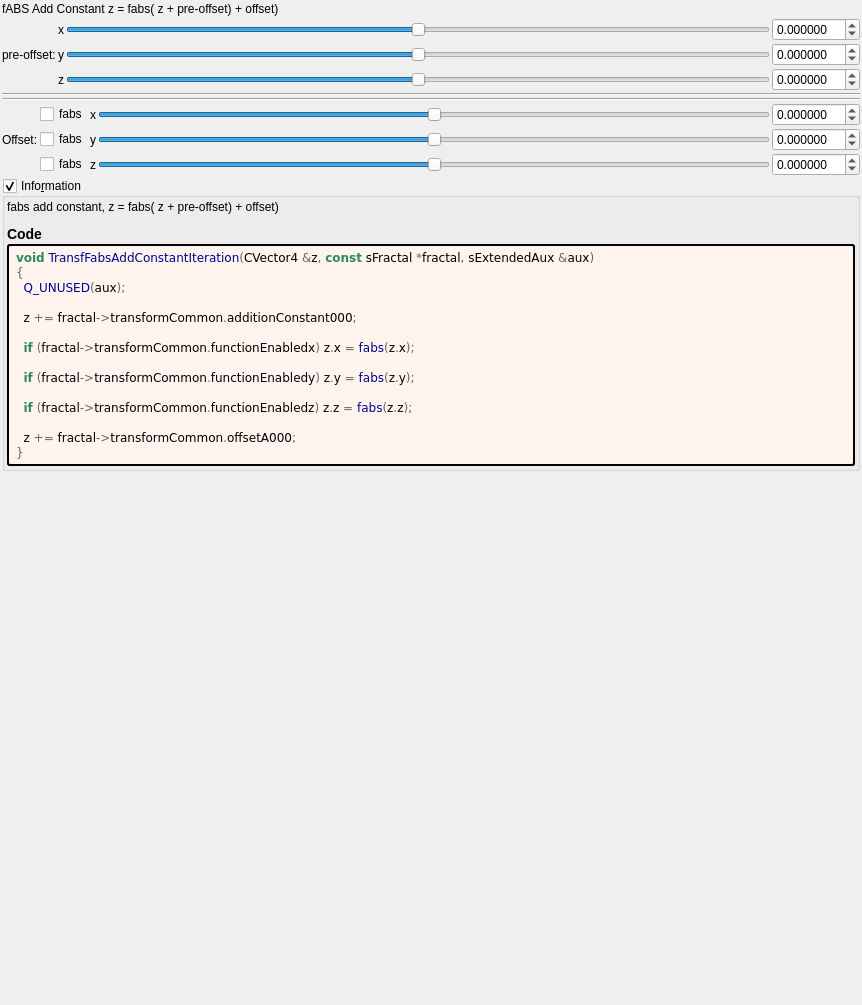
The window that mandelbulber2/formula/ui/fractal_transf_fabs_add_constant.ui (buddhi1980/mandelbulber2) describes before a commit, drawn with Qt 5.
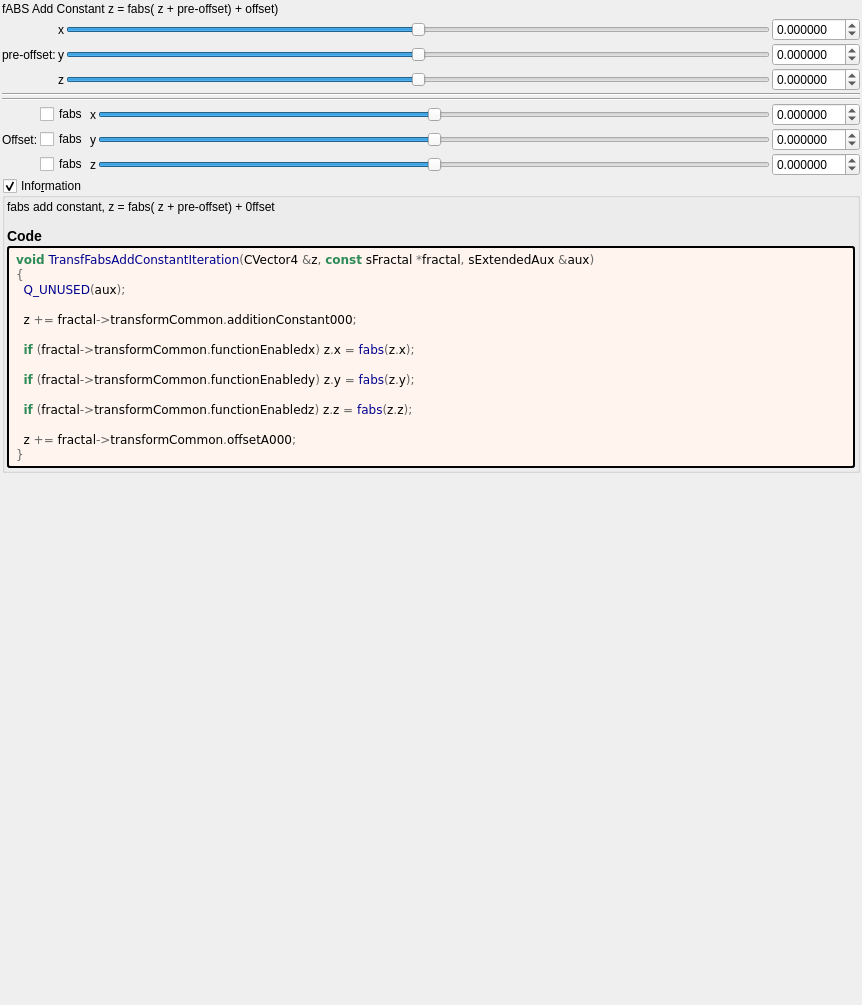
The same window after the commit. Custom widgets are drawn as their Qt base class.

```diff
--- a/mandelbulber2/formula/ui/fractal_transf_fabs_add_constant.ui
+++ b/mandelbulber2/formula/ui/fractal_transf_fabs_add_constant.ui
@@ -495,7 +495,9 @@
       <item>
        <widget class="QLabel" name="label_information_general">
         <property name="text">
-         <string notr="true">&lt;html&gt;&lt;head/&gt;&lt;body&gt;&lt;p&gt;fabs add constant, z = fabs( z + pre-offset) + offset)&lt;/p&gt;&lt;p&gt;&lt;span style=&quot; font-size:large; font-weight:600;&quot;&gt;Code&lt;/span&gt;&lt;/p&gt;&lt;/body&gt;&lt;/html&gt;</string>
+         <string notr="true">&lt;p&gt;fabs add  constant,  z = fabs( z + pre-offset) + 0ffset&lt;/p&gt;&lt;table&gt;
+&lt;/table&gt;
+&lt;h3&gt;Code&lt;/h3&gt;</string>
         </property>
         <property name="wordWrap">
          <bool>true</bool>
```
Left out of the diff: 2 changed lines with no effect on the pictures.
